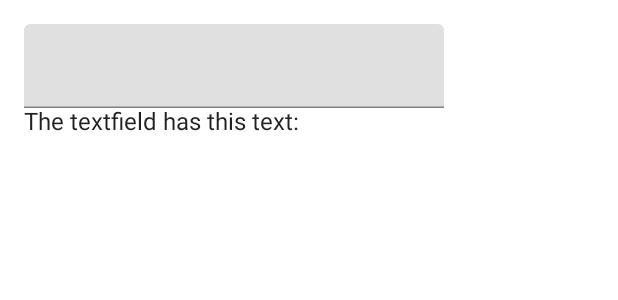
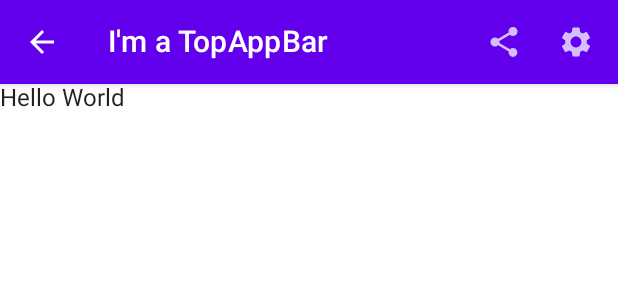
Before and after one commit to shubham3135/AndroidJetpackComposeComponents, an Android app built with Jetpack Compose: the @Preview function DefaultPreview, on a phone screen of 412 x 824 dp. Shown: the top 300 px of the screen. Run offline under Robolectric (Android 15) with nearby library versions, the phone set to English and light mode, and no system bars.

```diff
--- a/app/src/main/java/com/shubhamkumarwinner/composecomponents/MainActivity.kt
+++ b/app/src/main/java/com/shubhamkumarwinner/composecomponents/MainActivity.kt
@@ -12,7 +12,10 @@ import androidx.compose.foundation.selection.selectable
 import androidx.compose.foundation.shape.CircleShape
 import androidx.compose.material.*
 import androidx.compose.material.icons.Icons
+import androidx.compose.material.icons.filled.ArrowBack
 import androidx.compose.material.icons.filled.Favorite
+import androidx.compose.material.icons.filled.Settings
+import androidx.compose.material.icons.filled.Share
 import androidx.compose.runtime.*
 import androidx.compose.ui.Alignment
 import androidx.compose.ui.Modifier
@@ -34,10 +37,38 @@ class MainActivity : ComponentActivity() {
             ComposeComponentsTheme {
                 // A surface container using the 'background' color from the theme
                 Surface(color = MaterialTheme.colors.background) {
-                    TextFieldDemo()
+                    TopAppBarSample()
                 }
             }
         }
+    }
+}
+
+//topAppBar
+@Composable
+fun TopAppBarSample(){
+    Column {
+        TopAppBar(
+            elevation = 4.dp,
+            title = {
+                Text("I'm a TopAppBar")
+            },
+            backgroundColor =  MaterialTheme.colors.primarySurface,
+            navigationIcon = {
+                IconButton(onClick = {/* Do Something*/ }) {
+                    Icon(Icons.Filled.ArrowBack, null)
+                }
+            }, actions = {
+                IconButton(onClick = {/* Do Something*/ }) {
+                    Icon(Icons.Filled.Share, null)
+                }
+                IconButton(onClick = {/* Do Something*/ }) {
+                    Icon(Icons.Filled.Settings, null)
+                }
+            })
+
+        Text("Hello World")
+
     }
 }
 
@@ -447,6 +478,6 @@ fun Greeting(name: String) {
 @Composable
 fun DefaultPreview() {
     ComposeComponentsTheme {
-        TextFieldDemo()
+        TopAppBarSample()
     }
 }
```
